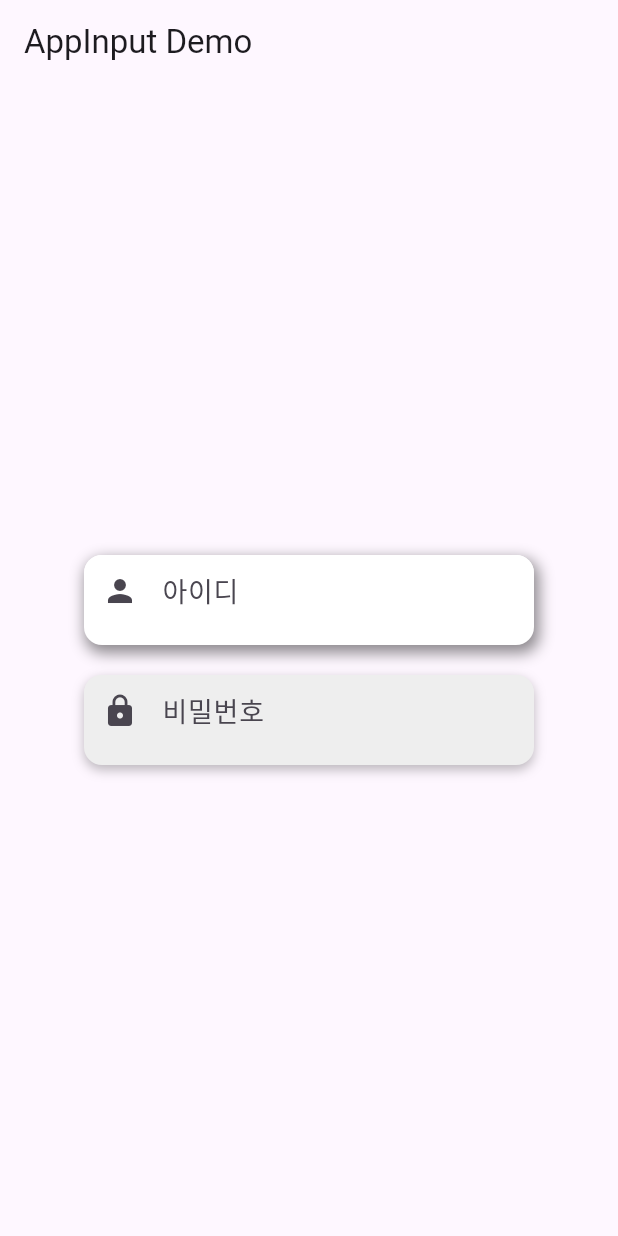
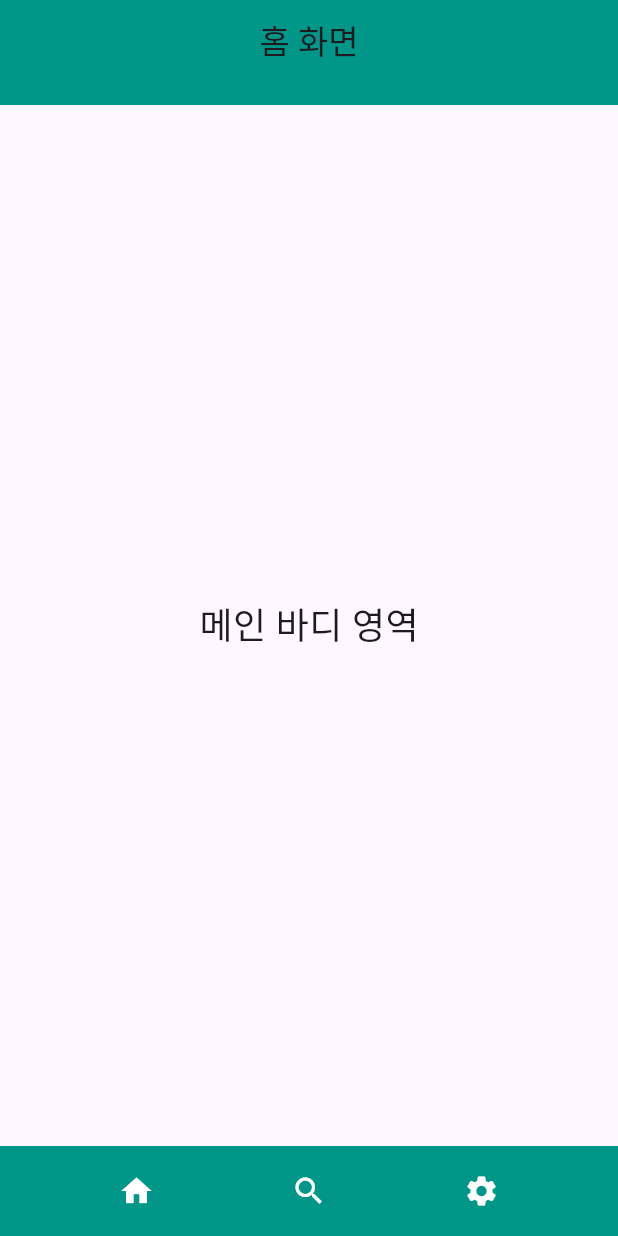
Before and after one commit to sonacbi/BusOn, a Flutter app: the screen it shows after launch, on a phone screen of 412 x 824 dp. Run offline on Flutter 3.47's test engine with Material 3 defaults, Android fonts, the phone set to English and light mode, and no system bars.

Commit message:
confirm : 레이아웃 작업물

```diff
--- a/lib/main.dart
+++ b/lib/main.dart
@@ -1,7 +1,7 @@
-//  입력창 적용 예시
+// 레이아웃 상단바, 바디, 하단바
 
 import 'package:flutter/material.dart';
-import 'widgets/app_input.dart';
+import 'theme/app_theme.dart';
 
 void main() {
   runApp(const MyApp());
@@ -12,62 +12,49 @@ class MyApp extends StatelessWidget {
 
   @override
   Widget build(BuildContext context) {
-    final TextEditingController nameController = TextEditingController();
-    final TextEditingController passwordController = TextEditingController();
+    return MaterialApp(
+      title: 'Flutter AppTheme Example',
+      theme: ThemeData(
+        primarySwatch: Colors.blue,
+      ),
+      home: const HomePage(),
+    );
+  }
+}
 
-    return MaterialApp(
-      home: Scaffold(
-        appBar: AppBar(title: const Text("AppInput Demo")),
-        body: Center(
-          child: Padding(
-            padding: const EdgeInsets.all(16.0),
-            child: Column(
-              mainAxisSize: MainAxisSize.min,
-              children: [
-                // 아이디 입력창
-                AppInput(
-                  hintText: "아이디", // 입력찬 안내 문구
-                  controller: nameController, // 외부에서 텍스트 값 가져오기/설정 기능
-                  prefixIcon: const Icon(Icons.person), // 좌 측 아이콘
-                  borderRadius: 12, // 모서리 둥글게
-                  fillColor: Colors.white, // 배경 색
-                  textColor: Colors.black, // 텍스트 색
-                  width: 300, // 입력창 너비
-                  height: 60, // 입력창 높이
-                  fontSize: 18, // 텍스트 크기
-                  shadowColor: Colors.black45, // 그림자 색
-                  shadowBlur: 8.0, // 퍼지는 정도
-                  shadowSpread: 1.0, // 그림자 크기를 늘리거나 줄임
-                  shadowOffset: const Offset(2, 4), // 그림자 x, y축
-                  onChanged: (value) { // 외부에서 변화 감지
-                    print("Name: $value");
-                  },
-                ),
-                const SizedBox(height: 20),
-                // 비밀번호 입력창
-                AppInput(
-                  hintText: "비밀번호",
-                  controller: passwordController,
-                  obscureText: true,
-                  prefixIcon: const Icon(Icons.lock),
-                  borderRadius: 12,
-                  fillColor: Colors.grey[200]!,
-                  textColor: Colors.black,
-                  width: 300,
-                  height: 60,
-                  fontSize: 18,
-                  shadowColor: Colors.black26,
-                  shadowBlur: 6.0,
-                  shadowSpread: 0.0,
-                  shadowOffset: const Offset(0, 3),
-                  onChanged: (value) {
-                    print("Password: $value");
-                  },
-                ),
-              ],
-            ),
+class HomePage extends StatelessWidget {
+  const HomePage({super.key});
+
+  @override
+  Widget build(BuildContext context) {
+    return AppThemeLayout(
+      topBarTitle: "홈 화면",
+      topBarColor: Colors.teal,
+      topBarHeight: 70,
+      bottomBarColor: Colors.teal,
+      bottomBarHeight: 60,
+      body: const Center(
+        child: Text(
+          "메인 바디 영역",
+          style: TextStyle(fontSize: 24),
+        ),
+      ),
+      bottomBar: Row(
+        mainAxisAlignment: MainAxisAlignment.spaceEvenly,
+        children: [
+          IconButton(
+            icon: const Icon(Icons.home, color: Colors.white),
+            onPressed: () {},
           ),
-        ),
+          IconButton(
+            icon: const Icon(Icons.search, color: Colors.white),
+            onPressed: () {},
+          ),
+          IconButton(
+            icon: const Icon(Icons.settings, color: Colors.white),
+            onPressed: () {},
+          ),
+        ],
       ),
     );
   }
--- a/lib/theme/app_theme.dart
+++ b/lib/theme/app_theme.dart
@@ -1,3 +1,52 @@
-// lib > theme > app_theme.dart
+// lib > theme > App_theme.dart
 // 앱 전체 테마(ThemeData)와 관련된 설정을 모아둔 파일
 // (예: 라이트/다크 테마, 버튼 스타일, 기본 위젯 스타일 등)
+
+
+import 'package:flutter/material.dart';
+
+class AppThemeLayout extends StatelessWidget {
+  final String topBarTitle;
+  final Widget body;
+  final Widget? bottomBar;
+  final Color topBarColor;
+  final double topBarHeight;
+  final Color bottomBarColor;
+  final double bottomBarHeight;
+
+  const AppThemeLayout({
+    super.key,
+    required this.topBarTitle,
+    required this.body,
+    this.bottomBar,
+    this.topBarColor = Colors.blue,
+    this.topBarHeight = 60,
+    this.bottomBarColor = Colors.blue,
+    this.bottomBarHeight = 60,
+  });
+
+  @override
+  Widget build(BuildContext context) {
+    return Scaffold(
+      // 상단바
+      appBar: PreferredSize(
+        preferredSize: Size.fromHeight(topBarHeight),
+        child: AppBar(
+          title: Text(topBarTitle),
+          backgroundColor: topBarColor,
+          centerTitle: true,
+        ),
+      ),
+      // 바디
+      body: body,
+      // 하단바
+      bottomNavigationBar: bottomBar != null
+          ? Container(
+        height: bottomBarHeight,
+        color: bottomBarColor,
+        child: bottomBar,
+      )
+          : null,
+    );
+  }
+}
```
